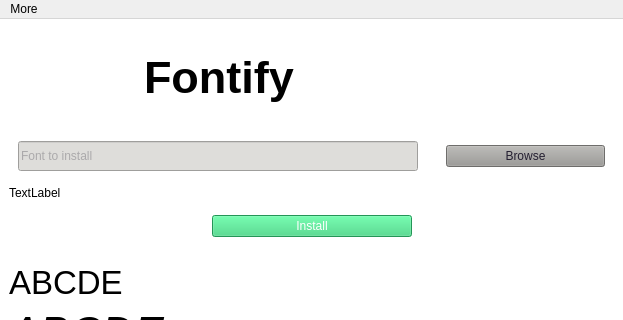
Qt form files/resources/ui/main.ui (TaqsBlaze/Fontify) before a commit; both pictures show x 0 to 623 and y 0 to 320 of the 623 by 587 pixel window.
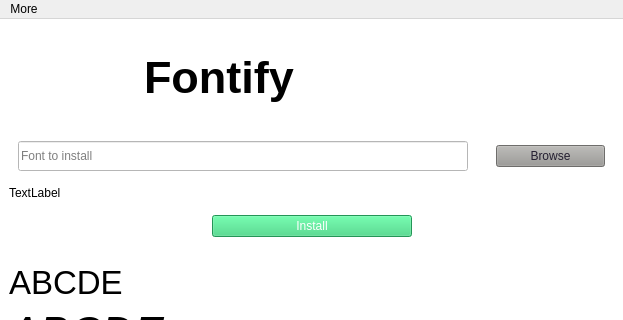
The same form after that commit. Icons and pictures are not drawn.

Patch:
```diff
--- a/files/resources/ui/main.ui
+++ b/files/resources/ui/main.ui
@@ -160,19 +160,18 @@
               <widget class="QLineEdit" name="fontInput">
                <property name="minimumSize">
                 <size>
-                 <width>200</width>
+                 <width>450</width>
                  <height>30</height>
                 </size>
                </property>
                <property name="maximumSize">
                 <size>
-                 <width>400</width>
+                 <width>450</width>
                  <height>16777215</height>
                 </size>
                </property>
                <property name="styleSheet">
-                <string notr="true">background-color: rgb(222, 221, 218);
-color: rgb(119, 118, 123);</string>
+                <string notr="true"/>
                </property>
                <property name="dragEnabled">
                 <bool>true</bool>
@@ -205,7 +204,7 @@
               <widget class="QPushButton" name="openDialog">
                <property name="minimumSize">
                 <size>
-                 <width>150</width>
+                 <width>100</width>
                  <height>0</height>
                 </size>
                </property>
```
Left out of the diff: 8 changed lines with no effect on the pictures.
